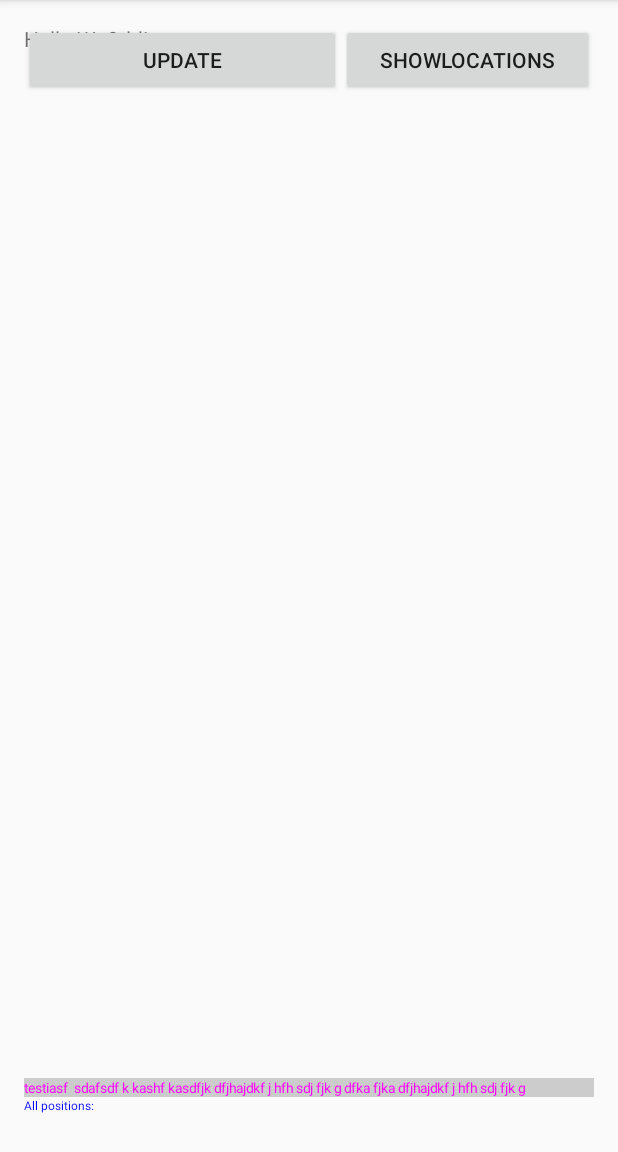
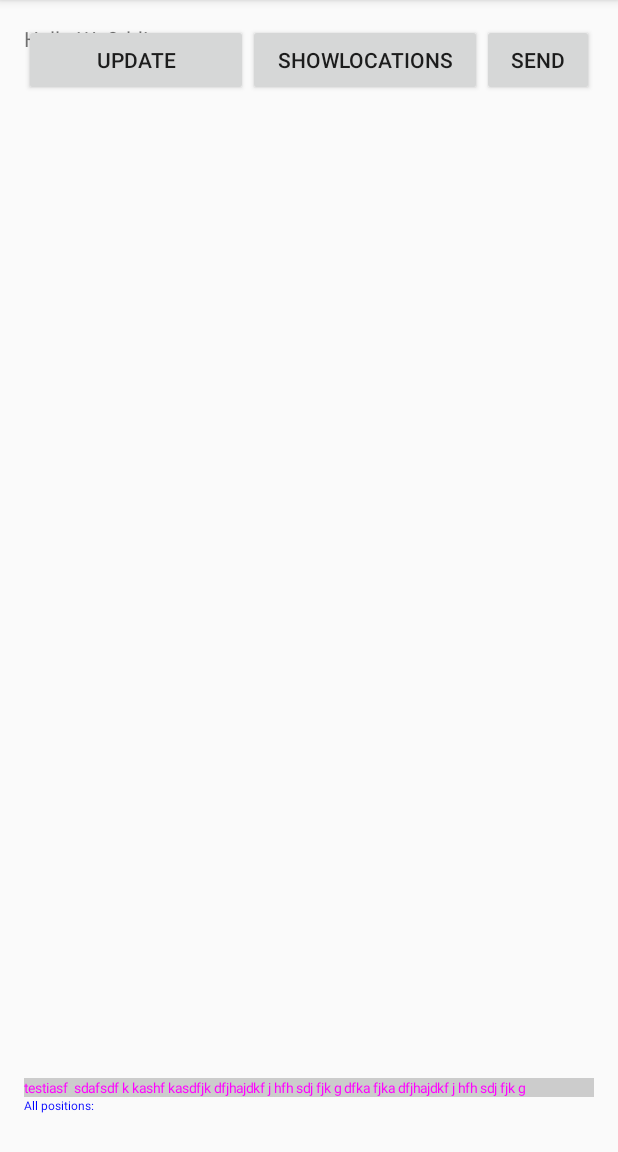
Before and after one commit to jma73/jGpsTest2, an Android app: the screen it shows after launch (MainActivity), after a tap on "SHOWLOCATIONS", on a phone screen of 412 x 824 dp, the part 84-1236 px from its top. Run offline under Robolectric (Android 15) with nearby library versions, the phone set to English and light mode, and no system bars; 1 other tap on this screen came first.

Commit message:
ikke sikker på at denne er nødvendig. men test af play store

```diff
--- a/app/src/main/res/layout/activity_main.xml
+++ b/app/src/main/res/layout/activity_main.xml
@@ -41,7 +41,13 @@
             android:id="@+id/buttonShowLocations"
             android:layout_alignLeft="@id/buttonUpdate"
             />
-
+        <Button style="?android:attr/buttonStyleSmall"
+            android:layout_width="wrap_content"
+            android:layout_height="wrap_content"
+            android:text="Send"
+            android:layout_weight="1"
+            android:id="@+id/buttonSend"
+            />
     </LinearLayout>
 
 
```
